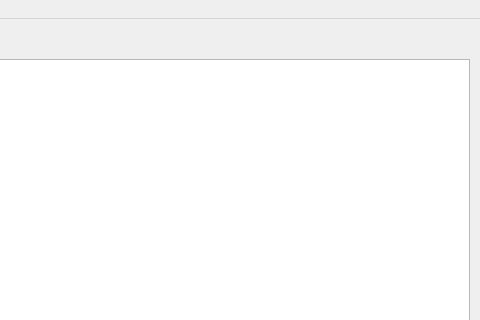
Before: the Qt Designer form layout/CSVViewer.ui in DiOnFire/DatabaseManager, drawn with Qt 5; both pictures show x 501 to 981 and y 0 to 320 of the 981 by 600 pixel window.
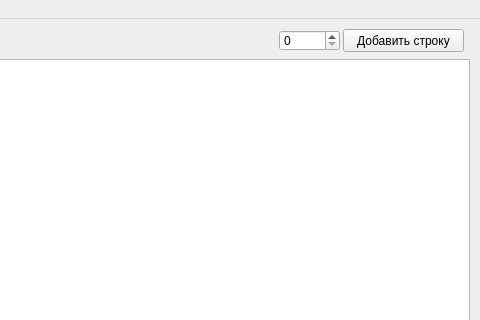
After: the same form once the commit is applied.

The edit to the form file:
```diff
--- a/layout/CSVViewer.ui
+++ b/layout/CSVViewer.ui
@@ -47,6 +47,29 @@
      <string>Поиск</string>
     </property>
    </widget>
+   <widget class="QPushButton" name="addColumnButton">
+    <property name="geometry">
+     <rect>
+      <x>844</x>
+      <y>10</y>
+      <width>121</width>
+      <height>23</height>
+     </rect>
+    </property>
+    <property name="text">
+     <string>Добавить строку</string>
+    </property>
+   </widget>
+   <widget class="QSpinBox" name="spinBox">
+    <property name="geometry">
+     <rect>
+      <x>780</x>
+      <y>11</y>
+      <width>61</width>
+      <height>21</height>
+     </rect>
+    </property>
+   </widget>
   </widget>
   <widget class="QMenuBar" name="menubar">
    <property name="geometry">
```
Left out of the diff: 7 changed lines with no effect on the pictures.
